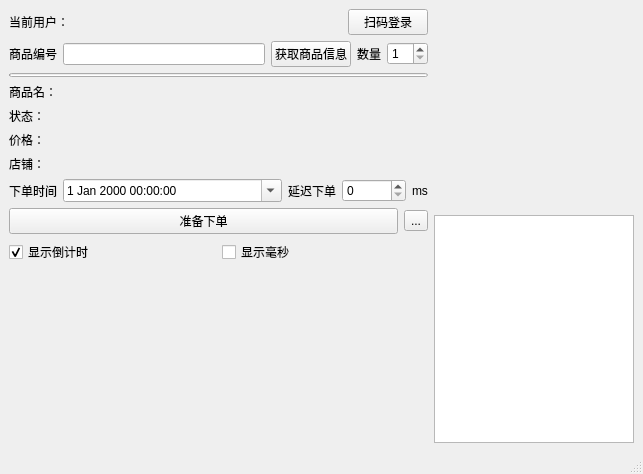
This is mainwindow.ui in JerryAZR/InstaOrder as Qt 5 draws it before an edit. The edited form follows.
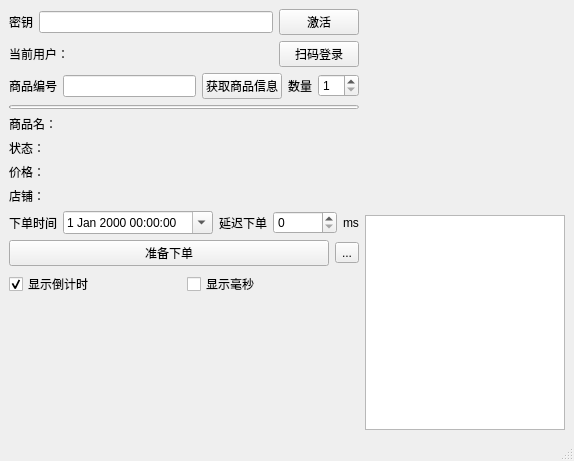
This is the edited form. Custom widgets are drawn as their Qt base class.

```diff
--- a/mainwindow.ui
+++ b/mainwindow.ui
@@ -6,8 +6,8 @@
    <rect>
     <x>0</x>
     <y>0</y>
-    <width>643</width>
-    <height>474</height>
+    <width>574</width>
+    <height>461</height>
    </rect>
   </property>
   <property name="windowTitle">
@@ -17,6 +17,27 @@
    <layout class="QHBoxLayout" name="horizontalLayout_2">
     <item>
      <layout class="QVBoxLayout" name="verticalLayout_2">
+      <item>
+       <layout class="QHBoxLayout" name="horizontalLayout_7">
+        <item>
+         <widget class="QLabel" name="label_11">
+          <property name="text">
+           <string>密钥</string>
+          </property>
+         </widget>
+        </item>
+        <item>
+         <widget class="QLineEdit" name="keyEdit"/>
+        </item>
+        <item>
+         <widget class="QPushButton" name="activationBtn">
+          <property name="text">
+           <string>激活</string>
+          </property>
+         </widget>
+        </item>
+       </layout>
+      </item>
       <item>
        <layout class="QHBoxLayout" name="horizontalLayout_5">
         <item>
```
Left out of the diff: 4 changed lines with no effect on the pictures.
